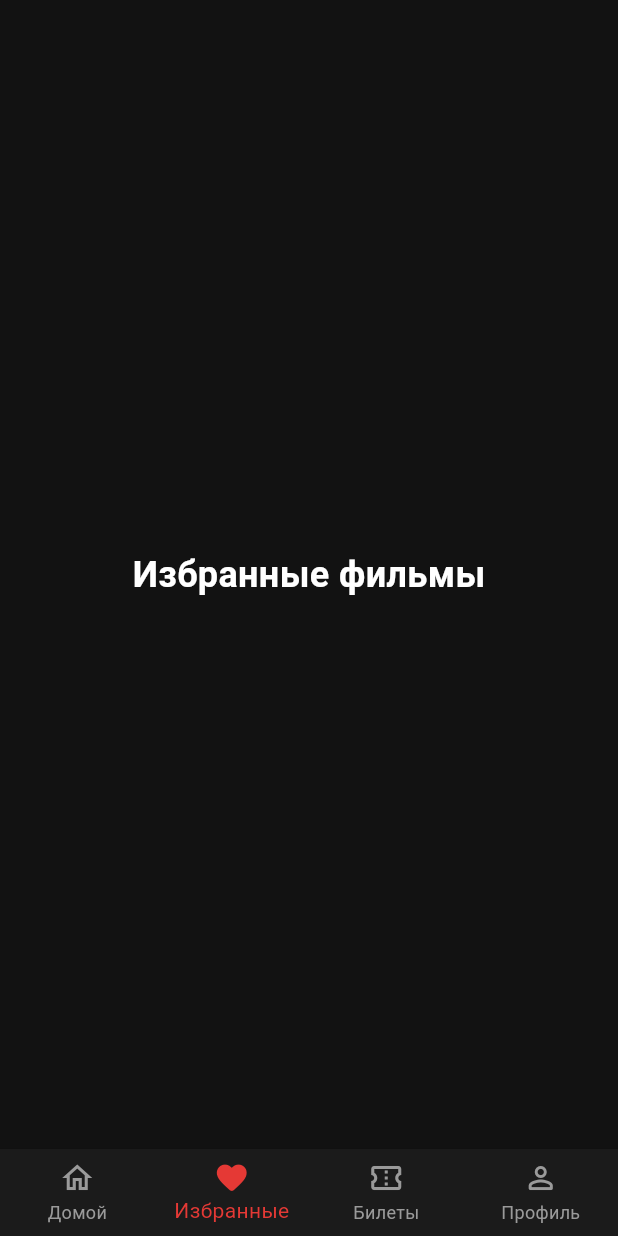
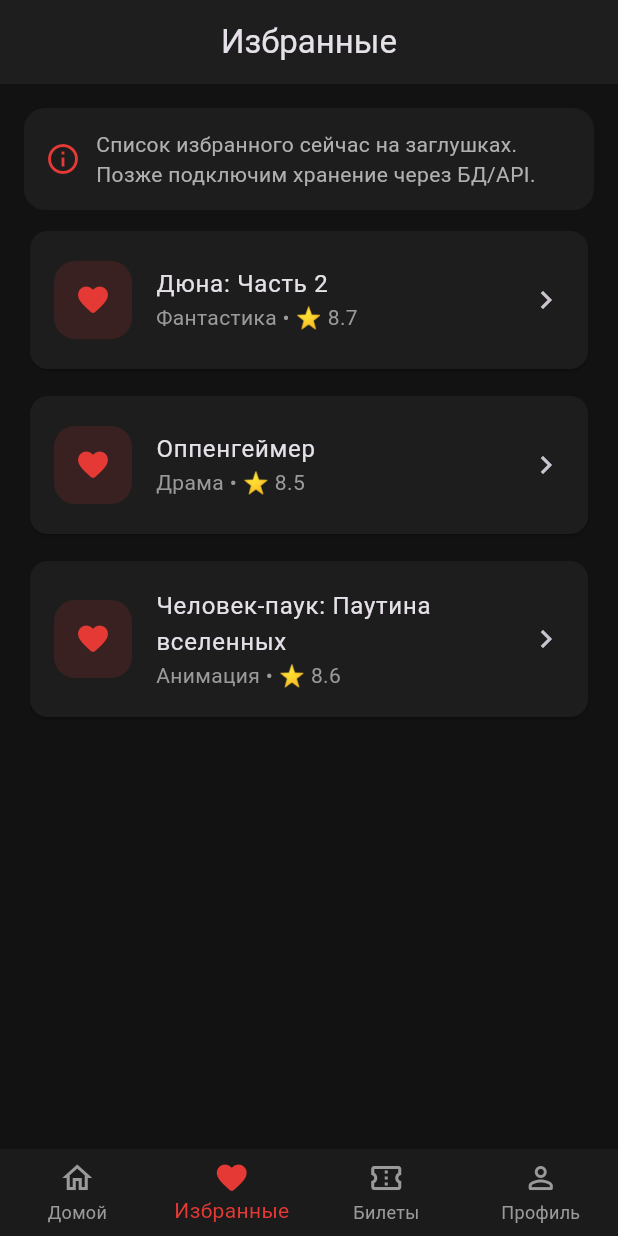
Before and after one commit to Ref4te/Flutter-CinemaApp, a Flutter app: the MainNavigationScreen screen opened directly, item 2 of the bottom bar chosen, on a phone screen of 412 x 824 dp. Run offline on Flutter 3.47's test engine with Material 3 defaults, Android fonts, the phone set to English and light mode, and no system bars; our stand-ins replace flutter_svg; network calls fail.

Commit message:
Add profile, favorites, and tickets placeholder screens

```diff
--- /dev/null
+++ b/lib/favorites/favorites_page.dart
@@ -0,0 +1,113 @@
+import 'package:flutter/material.dart';
+
+class FavoritesPage extends StatelessWidget {
+  const FavoritesPage({super.key});
+
+  static const List<_FavoriteMovie> _mockFavorites = [
+    _FavoriteMovie(
+      title: 'Дюна: Часть 2',
+      genre: 'Фантастика',
+      rating: '8.7',
+    ),
+    _FavoriteMovie(
+      title: 'Оппенгеймер',
+      genre: 'Драма',
+      rating: '8.5',
+    ),
+    _FavoriteMovie(
+      title: 'Человек-паук: Паутина вселенных',
+      genre: 'Анимация',
+      rating: '8.6',
+    ),
+  ];
+
+  @override
+  Widget build(BuildContext context) {
+    return Scaffold(
+      appBar: AppBar(title: const Text('Избранные')),
+      body: ListView.separated(
+        padding: const EdgeInsets.all(16),
+        itemCount: _mockFavorites.length + 1,
+        separatorBuilder: (_, __) => const SizedBox(height: 10),
+        itemBuilder: (context, index) {
+          if (index == 0) {
+            return const _NoticeCard(
+              text:
+                  'Список избранного сейчас на заглушках. Позже подключим хранение через БД/API.',
+            );
+          }
+
+          final movie = _mockFavorites[index - 1];
+          return Card(
+            color: const Color(0xFF1D1D1D),
+            child: ListTile(
+              contentPadding: const EdgeInsets.symmetric(
+                horizontal: 16,
+                vertical: 10,
+              ),
+              leading: Container(
+                width: 52,
+                height: 52,
+                decoration: BoxDecoration(
+                  color: const Color(0x22E53935),
+                  borderRadius: BorderRadius.circular(14),
+                ),
+                child: const Icon(
+                  Icons.favorite_rounded,
+                  color: Color(0xFFE53935),
+                ),
+              ),
+              title: Text(movie.title),
+              subtitle: Text(
+                '${movie.genre} • ⭐ ${movie.rating}',
+                style: const TextStyle(color: Color(0xFF9A9A9A)),
+              ),
+              trailing: const Icon(Icons.chevron_right),
+            ),
+          );
+        },
+      ),
+    );
+  }
+}
+
+class _FavoriteMovie {
+  const _FavoriteMovie({
+    required this.title,
+    required this.genre,
+    required this.rating,
+  });
+
+  final String title;
+  final String genre;
+  final String rating;
+}
+
+class _NoticeCard extends StatelessWidget {
+  const _NoticeCard({required this.text});
+
+  final String text;
+
+  @override
+  Widget build(BuildContext context) {
+    return Container(
+      padding: const EdgeInsets.all(14),
+      decoration: BoxDecoration(
+        color: const Color(0xFF1D1D1D),
+        borderRadius: BorderRadius.circular(14),
+      ),
+      child: Row(
+        children: [
+          const Icon(Icons.info_outline, color: Color(0xFFE53935)),
+          const SizedBox(width: 10),
+          Expanded(
+            child: Text(
+              text,
+              style: const TextStyle(color: Color(0xFFB0B0B0)),
+            ),
+          ),
+        ],
+      ),
+    );
+  }
+}
--- a/lib/navigation/main_navigation_screen.dart
+++ b/lib/navigation/main_navigation_screen.dart
@@ -1,7 +1,9 @@
 import 'package:flutter/material.dart';
 
+import '../favorites/favorites_page.dart';
 import '../homepage/home_page.dart';
-import '../settings/settings_page.dart';
+import '../profile/profile_page.dart';
+import '../tickets/tickets_page.dart';
 
 class MainNavigationScreen extends StatefulWidget {
   const MainNavigationScreen({super.key});
@@ -15,16 +17,10 @@ class _MainNavigationScreenState extends State<MainNavigationScreen> {
 
   late final List<Widget> _pages = <Widget>[
     const HomePage(),
-    const Center(child: Text('Избранные фильмы', style: _textStyle)),
-    const Center(child: Text('Ваши билеты', style: _textStyle)),
-    const SettingsPage(),
+    const FavoritesPage(),
+    const TicketsPage(),
+    const ProfilePage(),
   ];
-
-  static const TextStyle _textStyle = TextStyle(
-    fontSize: 24,
-    fontWeight: FontWeight.bold,
-    color: Colors.white,
-  );
 
   void _onTabTapped(int index) {
     setState(() {
```
Also changed, not shown: lib/profile/profile_page.dart (added, +162 -0 lines), lib/tickets/tickets_page.dart (added, +127 -0 lines).
